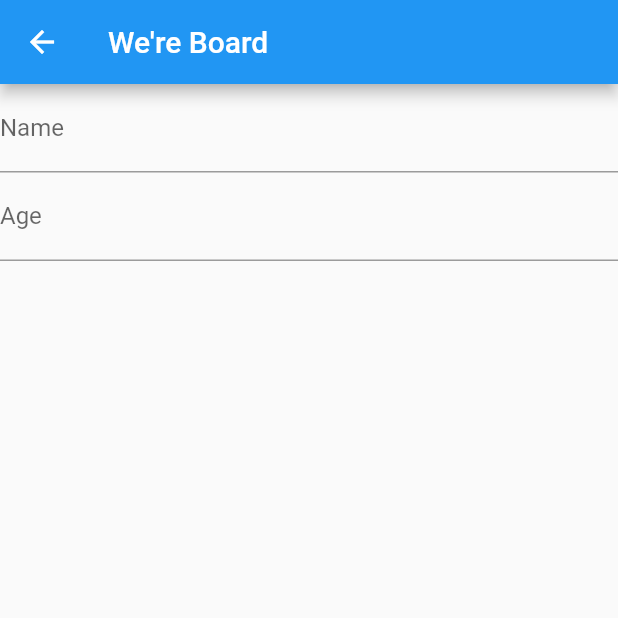
After one commit to alexisfranche/were-board-frontend, a Flutter app: the Register screen opened directly, on a phone screen of 412 x 824 dp, the top half of it. The commit adds this screen. Run offline on Flutter 3.47's test engine with Material 2 defaults, Android fonts, the phone set to English and light mode, and no system bars; drawn by our look-alikes of flutter_form_builder; our stand-ins replace flutter_login, getflutter.

Commit message:
register form

```diff
--- a/were_board/lib/home_tabs.dart
+++ b/were_board/lib/home_tabs.dart
@@ -39,7 +39,7 @@ class HomePage extends StatelessWidget{
            tabBarView: GFTabBarView(
              children: <Widget>[
 
-               //TODO: replace Icon widgets by the appropriate widgets (pages) that need to be displayed.
+               //replace Icon widgets by the appropriate widgets (pages) that need to be displayed.
                Container(child: Icon(Icons.casino), color: Colors.white,),
                Container(child: Icon(Icons.event_available), color: Colors.white,),
                Container(child: Icon(Icons.person), color: Colors.white,),
--- /dev/null
+++ b/were_board/lib/register.dart
@@ -0,0 +1,35 @@
+import 'package:flutter/material.dart';
+import 'package:getflutter/getflutter.dart';
+import 'package:flutter_form_builder/flutter_form_builder.dart';
+
+class Register extends StatelessWidget{
+  @override
+  Widget build(BuildContext context) {
+    return Scaffold(
+      appBar: GFAppBar(title: Text("We're Board")),
+      body: FormBuilder(child:
+        Column(children:
+          <Widget>[
+            FormBuilderTextField(
+            attribute: "name",
+            decoration: InputDecoration(labelText: "Name"),
+            validators: [
+              FormBuilderValidators.numeric(),
+              FormBuilderValidators.max(70),
+            ],
+          ),
+          FormBuilderTextField(
+            attribute: "age",
+            decoration: InputDecoration(labelText: "Age"),
+            validators: [
+              FormBuilderValidators.numeric(),
+              FormBuilderValidators.max(70),
+            ],
+          ),
+          ]
+        )
+      ),
+    );
+  }
+
+}
--- a/were_board/pubspec.yaml
+++ b/were_board/pubspec.yaml
@@ -21,6 +21,7 @@ dependencies:
     sdk: flutter
   flutter_login: ^1.0.14
   getflutter: ^1.0.2
+  flutter_form_builder: ^3.7.3
 
   # The following adds the Cupertino Icons font to your application.
   # Use with the CupertinoIcons class for iOS style icons.
```
Also changed, not shown: were_board/lib/login.dart (+14 -4 lines), were_board/pubspec.lock.
